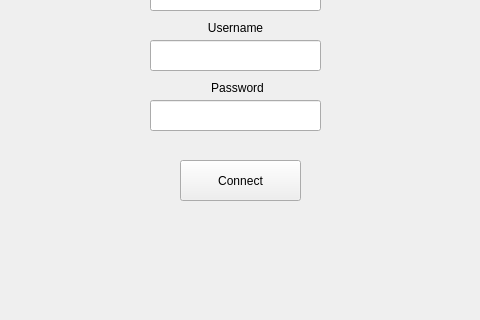
First picture: the form in inputdbsettingswindow.ui, repository lord12-droidd/DBaseHelper, before the edit; both pictures show x 150 to 630 and y 280 to 600 of the 800 by 600 pixel window.
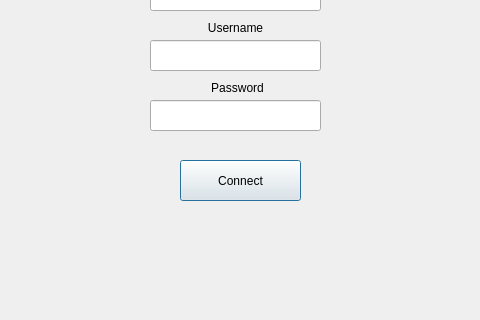
Second picture: the form after the edit.

```diff
--- a/inputdbsettingswindow.ui
+++ b/inputdbsettingswindow.ui
@@ -154,6 +154,12 @@
     <property name="text">
      <string>Connect</string>
     </property>
+    <property name="autoDefault">
+     <bool>true</bool>
+    </property>
+    <property name="default">
+     <bool>true</bool>
+    </property>
    </widget>
   </widget>
   <widget class="QStatusBar" name="statusbar"/>
```
